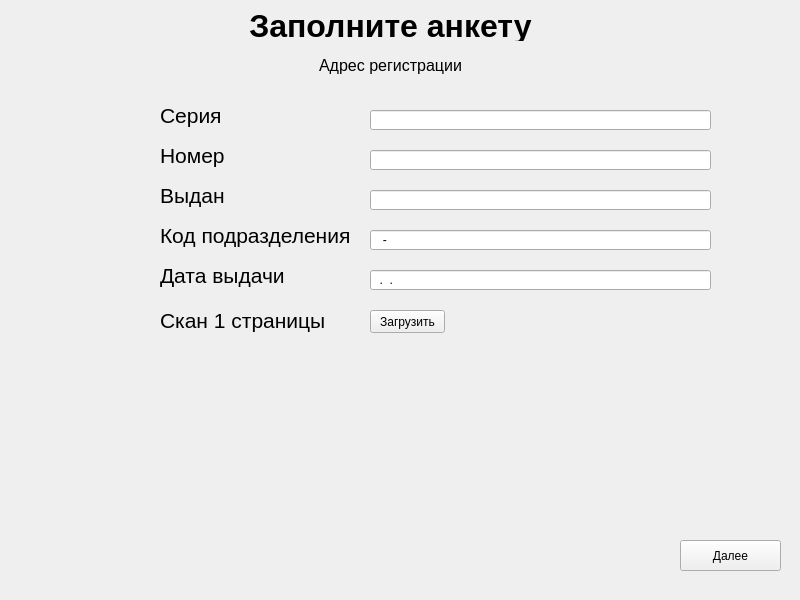
Before: the Qt Designer form Zap_Step3.ui in max-marshalov/ZMC_Final_Task1, drawn with Qt 5.
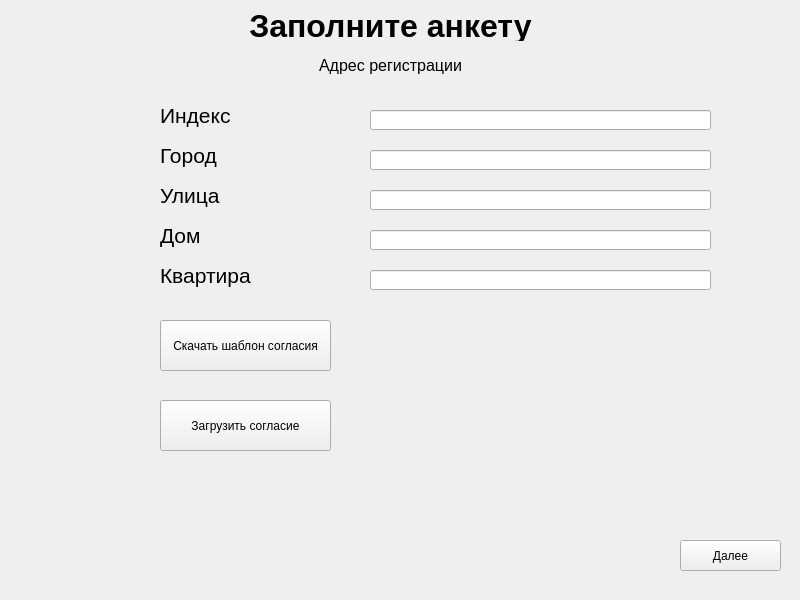
After: the same form once the commit is applied.

The edit to the form file:
```diff
--- a/Zap_Step3.ui
+++ b/Zap_Step3.ui
@@ -24,7 +24,7 @@
      </rect>
     </property>
     <property name="inputMask">
-     <string>000-000</string>
+     <string/>
     </property>
    </widget>
    <widget class="QPushButton" name="btn_next">
@@ -55,7 +55,7 @@
      </font>
     </property>
     <property name="text">
-     <string>Дата выдачи</string>
+     <string>Квартира</string>
     </property>
    </widget>
    <widget class="QLineEdit" name="edit_date_vi">
@@ -68,7 +68,10 @@
      </rect>
     </property>
     <property name="inputMask">
-     <string>00.00.0000</string>
+     <string/>
+    </property>
+    <property name="text">
+     <string/>
     </property>
    </widget>
    <widget class="QLabel" name="label_4">
@@ -86,28 +89,10 @@
      </font>
     </property>
     <property name="text">
-     <string>Выдан</string>
+     <string>Улица</string>
     </property>
    </widget>
-   <widget class="QLabel" name="label_8">
-    <property name="geometry">
-     <rect>
-      <x>160</x>
-      <y>300</y>
-      <width>221</width>
-      <height>41</height>
-     </rect>
-    </property>
-    <property name="font">
-     <font>
-      <pointsize>16</pointsize>
-     </font>
-    </property>
-    <property name="text">
-     <string>Скан 1 страницы</string>
-    </property>
-   </widget>
-   <widget class="QLineEdit" name="edit_vidan">
+   <widget class="QLineEdit" name="edit_street">
     <property name="geometry">
      <rect>
       <x>370</x>
@@ -148,7 +133,7 @@
      </font>
     </property>
     <property name="text">
-     <string>Серия</string>
+     <string>Индекс</string>
     </property>
    </widget>
    <widget class="QLineEdit" name="edit_serial">
@@ -205,20 +190,7 @@
      </font>
     </property>
     <property name="text">
-     <string>Код подразделения</string>
-    </property>
-   </widget>
-   <widget class="QPushButton" name="btn_load_photo">
-    <property name="geometry">
-     <rect>
-      <x>370</x>
-      <y>310</y>
-      <width>75</width>
-      <height>23</height>
-     </rect>
-    </property>
-    <property name="text">
-     <string>Загрузить</string>
+     <string>Дом</string>
     </property>
    </widget>
    <widget class="QLabel" name="label_2">
@@ -257,7 +229,33 @@
      </font>
     </property>
     <property name="text">
-     <string>Номер</string>
+     <string>Город</string>
+    </property>
+   </widget>
+   <widget class="QPushButton" name="dowload">
+    <property name="geometry">
+     <rect>
+      <x>160</x>
+      <y>320</y>
+      <width>171</width>
+      <height>51</height>
+     </rect>
+    </property>
+    <property name="text">
+     <string>Скачать шаблон согласия</string>
+    </property>
+   </widget>
+   <widget class="QPushButton" name="load">
+    <property name="geometry">
+     <rect>
+      <x>160</x>
+      <y>400</y>
+      <width>171</width>
+      <height>51</height>
+     </rect>
+    </property>
+    <property name="text">
+     <string>Загрузить согласие</string>
     </property>
    </widget>
   </widget>
```
Left out of the diff: 8 changed lines with no effect on the pictures.
